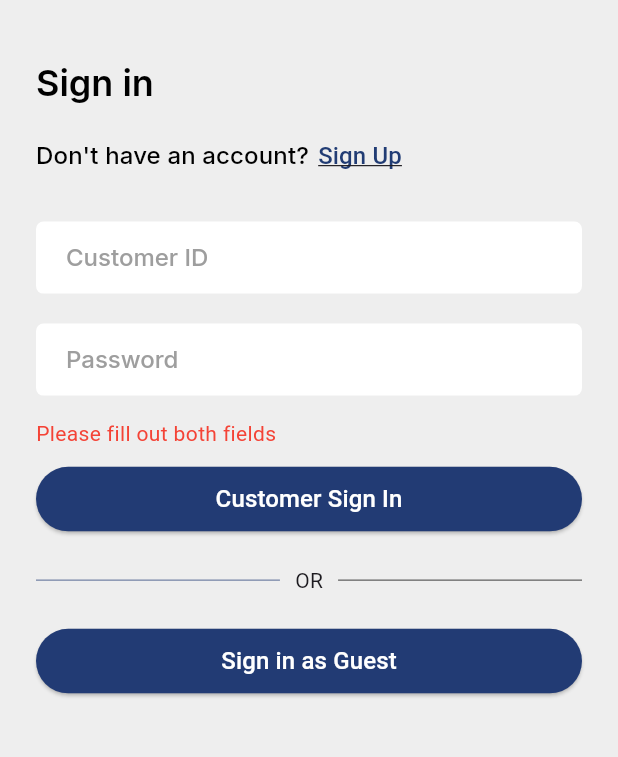
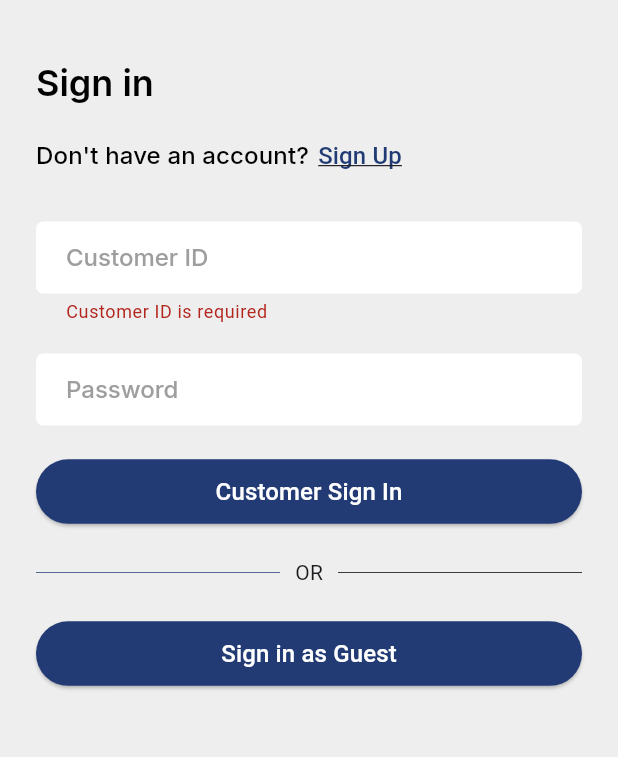
Before and after one commit to digidoers/Strybuc, a Flutter app: the LoginScreen screen opened by its route, after a tap on "Customer Sign In", on a phone screen of 412 x 824 dp, the part 277-1034 px from its top. Run offline on Flutter 3.47's test engine with Material 3 defaults, Android fonts, the light colour scheme and no system bars; our stand-ins replace flutter_svg, go_router, google_fonts, lottie, shared_preferences, webview_flutter; missing offline and left inert: arkit_plugin, mailer; accounts and stored records are empty; project files that could hold a hidden picture were left out.

Commit message:
Screen changes

```diff
--- a/lib/main.dart
+++ b/lib/main.dart
@@ -15,16 +15,29 @@ void main() async {
   // Check if first launch
   final prefs = await SharedPreferences.getInstance();
   final bool isFirstLaunch = prefs.getBool('isFirstLaunch') ?? true;
+   final bool isLoggedIn = prefs.getString('customer_email_address') != null;
 
-  runApp(MainApp(isFirstLaunch: isFirstLaunch));
+   // Set `is_first_launch` to false after first launch
+  if (isFirstLaunch) {
+    prefs.setBool('is_first_launch', false);
+  }
+
+  runApp(MainApp(isFirstLaunch: isFirstLaunch, isLoggedIn: isLoggedIn));
 }
+
+
+
+
+
 
 class MainApp extends StatelessWidget {
   final bool isFirstLaunch;
+  final bool isLoggedIn;
 
   const MainApp({
     super.key,
     required this.isFirstLaunch,
+    required this.isLoggedIn
   });
 
   @override
@@ -33,7 +46,7 @@ class MainApp extends StatelessWidget {
       title: 'Strybuc',
       theme: AppTheme.lightTheme,
       debugShowCheckedModeBanner: false,
-      routerConfig: createRouter(isFirstLaunch),
+      routerConfig: createRouter(isFirstLaunch,isLoggedIn),
     );
   }
 }
--- a/lib/router.dart
+++ b/lib/router.dart
@@ -23,9 +23,11 @@ import 'package:strybuc/screens/sign_up.dart';
 import 'package:strybuc/screens/splash_screen.dart';
 import 'package:strybuc/screens/thank_you.dart';
 
-GoRouter createRouter(bool isFirstLaunch) {
+GoRouter createRouter(bool isFirstLaunch, bool isLoggedIn) {
   return GoRouter(
-      initialLocation: isFirstLaunch ? '/thank_you' : '/',
+      initialLocation: isFirstLaunch
+        ? '/thank_you' // Show Thank You screen on first launch
+        : (isLoggedIn ? '/' : '/login'), // Redirect to home if logged in, otherwise login
       routes: [
         GoRoute(
           path: '/splash',
--- a/lib/screens/login.dart
+++ b/lib/screens/login.dart
@@ -3,7 +3,7 @@ import 'package:go_router/go_router.dart';
 import 'package:strybuc/theme.dart';
 import 'package:strybuc/widgets/logo.dart';
 import 'package:strybuc/widgets/rounded_button.dart';
-import 'package:strybuc/services/api_service.dart'; // Import your API service
+import 'package:strybuc/services/api_service.dart';
 
 class LoginScreen extends StatefulWidget {
   const LoginScreen({super.key});
@@ -11,54 +11,59 @@ class LoginScreen extends StatefulWidget {
   @override
   _LoginScreenState createState() => _LoginScreenState();
 }
+
 class _LoginScreenState extends State<LoginScreen> {
+  final _formKey = GlobalKey<FormState>(); // Form key for validation
   final TextEditingController _customerIdController = TextEditingController();
   final TextEditingController _passwordController = TextEditingController();
   final ApiService _apiService = ApiService();
 
   bool _isLoading = false;
-  String? _errorMessage; // Store the error message
+  String? _customerIdError;
+  String? _passwordError;
+  String? _generalError;
 
   Future<void> _login() async {
-    final login = _customerIdController.text;
-    final password = _passwordController.text;
+    setState(() {
+      _customerIdError = null;
+      _passwordError = null;
+      _generalError = null;
+    });
 
-    if (login.isEmpty || password.isEmpty) {
-      setState(() {
-        _errorMessage = 'Please fill out both fields';
-      });
+    final login = _customerIdController.text.trim();
+    final password = _passwordController.text.trim();
+
+    if (login.isEmpty) {
+      setState(() => _customerIdError = 'Customer ID is required');
+      return;
+    }
+    if (password.isEmpty) {
+      setState(() => _passwordError = 'Password is required');
       return;
     }
 
-    setState(() {
-      _isLoading = true;
-      _errorMessage = null; // Clear previous errors
-    });
+    setState(() => _isLoading = true);
 
     try {
       final response = await _apiService.login(login, password);
       if (response != null && response.containsKey('customer') && response['customer'].isNotEmpty) {
         context.go('/');
       } else {
-        setState(() {
-          _errorMessage = 'Invalid credentials. Please try again.';
-        });
+        setState(() => _generalError = 'Invalid credentials. Please try again.');
       }
     } catch (e) {
       final errorMsg = e.toString();
       setState(() {
         if (errorMsg.contains('Invalid credentials')) {
-          _errorMessage = 'Invalid credentials. Please check your login details.';
+          _generalError = 'Invalid credentials. Please check your login details.';
         } else if (errorMsg.contains('Request timed out') || errorMsg.contains('SocketException')) {
-          _errorMessage = 'Network issue. Please check your internet connection.';
+          _generalError = 'Network issue. Please check your internet connection.';
         } else {
-          _errorMessage = 'Invalid credentials. Please try again.';
+          _generalError = 'Something went wrong. Please try again.';
         }
       });
     } finally {
-      setState(() {
-        _isLoading = false;
-      });
+      setState(() => _isLoading = false);
     }
   }
 
@@ -69,6 +74,8 @@ class _LoginScreenState extends State<LoginScreen> {
         child: Padding(
           padding: const EdgeInsets.symmetric(horizontal: 24.0),
           child: SingleChildScrollView(
+            child: Form(
+              key: _formKey,
               child: Column(
                 crossAxisAlignment: CrossAxisAlignment.start,
                 children: [
@@ -90,32 +97,60 @@ class _LoginScreenState extends State<LoginScreen> {
                     ],
                   ),
                   const SizedBox(height: 20),
-                TextField(
+
+                  // Customer ID Input
+                  TextFormField(
                     controller: _customerIdController,
                     style: Theme.of(context).textTheme.headlineMedium,
                     decoration: InputDecoration(
                       hintText: 'Customer ID',
                       contentPadding: const EdgeInsets.symmetric(horizontal: 16),
+                      errorText: _customerIdError, // Show error below input
                     ),
                   ),
+                  // if (_customerIdError != null)
+                  //   Align(
+                  //     alignment: Alignment.centerLeft,
+                  //     child: Padding(
+                  //       padding: const EdgeInsets.only(left: 4.0, top: 4.0), // Adjust alignment
+                  //       child: Text(
+                  //         _customerIdError!,
+                  //         style: const TextStyle(color: Colors.red, fontSize: 14),
+                  //       ),
+                  //     ),
+                  //   ),
                   const SizedBox(height: 20),
-                TextField(
+
+                  // Password Input
+                  TextFormField(
                     controller: _passwordController,
                     obscureText: true,
                     style: Theme.of(context).textTheme.headlineMedium,
                     decoration: InputDecoration(
                       hintText: 'Password',
                       contentPadding: const EdgeInsets.symmetric(horizontal: 16),
+                      errorText: _passwordError, // Show error below input
                     ),
                   ),
+                  // if (_passwordError != null)
+                  //   Align(
+                  //     alignment: Alignment.centerLeft,
+                  //     child: Padding(
+                  //       padding: const EdgeInsets.only(left: 4.0, top: 4.0),
+                  //       child: Text(
+                  //         _passwordError!,
+                  //         style: const TextStyle(color: Colors.red, fontSize: 14),
+                  //       ),
+                  //     ),
+                  //   ),
                   const SizedBox(height: 10),
 
-                // Show error message below fields
-                if (_errorMessage != null)
+                  // Show general error message
+                  if (_generalError != null)
                     Padding(
                       padding: const EdgeInsets.only(top: 5),
                       child: Text(
-                      _errorMessage!,
+                        _generalError!,
                         style: const TextStyle(color: Colors.red),
                       ),
                     ),
@@ -143,6 +178,7 @@ class _LoginScreenState extends State<LoginScreen> {
             ),
           ),
         ),
+      ),
     );
   }
 }
```
Also changed, not shown: lib/screens/guest_login.dart (+53 -6 lines), pubspec.lock, 13 other files. Lines whose indentation alone changed are shown as unchanged.
